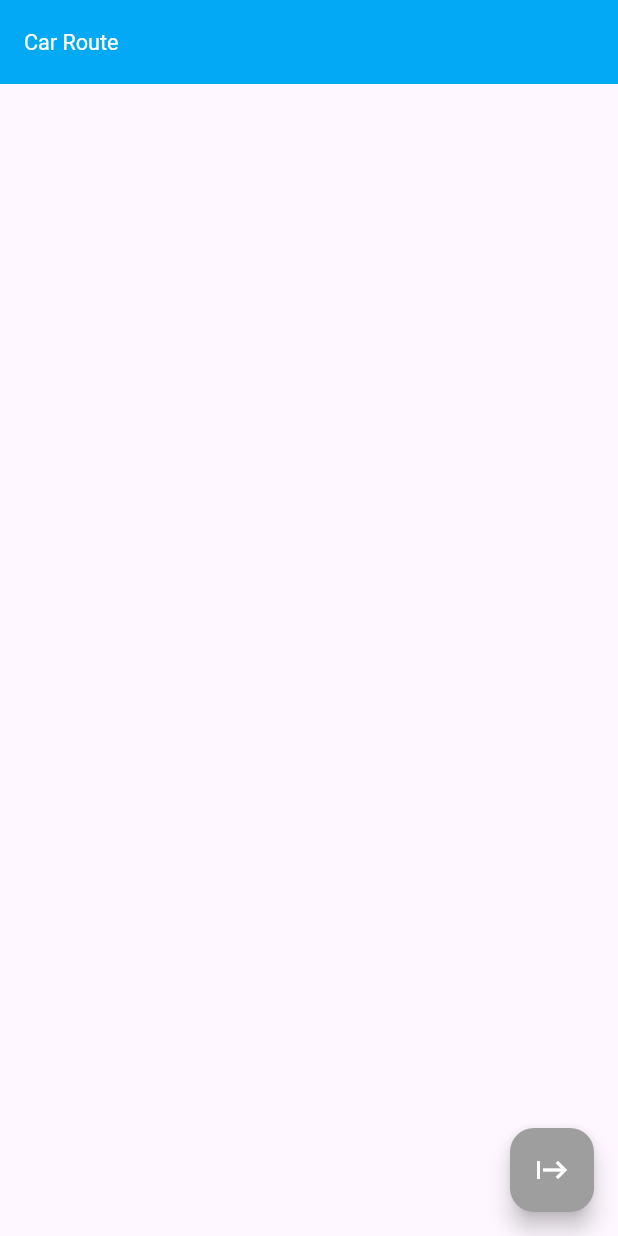
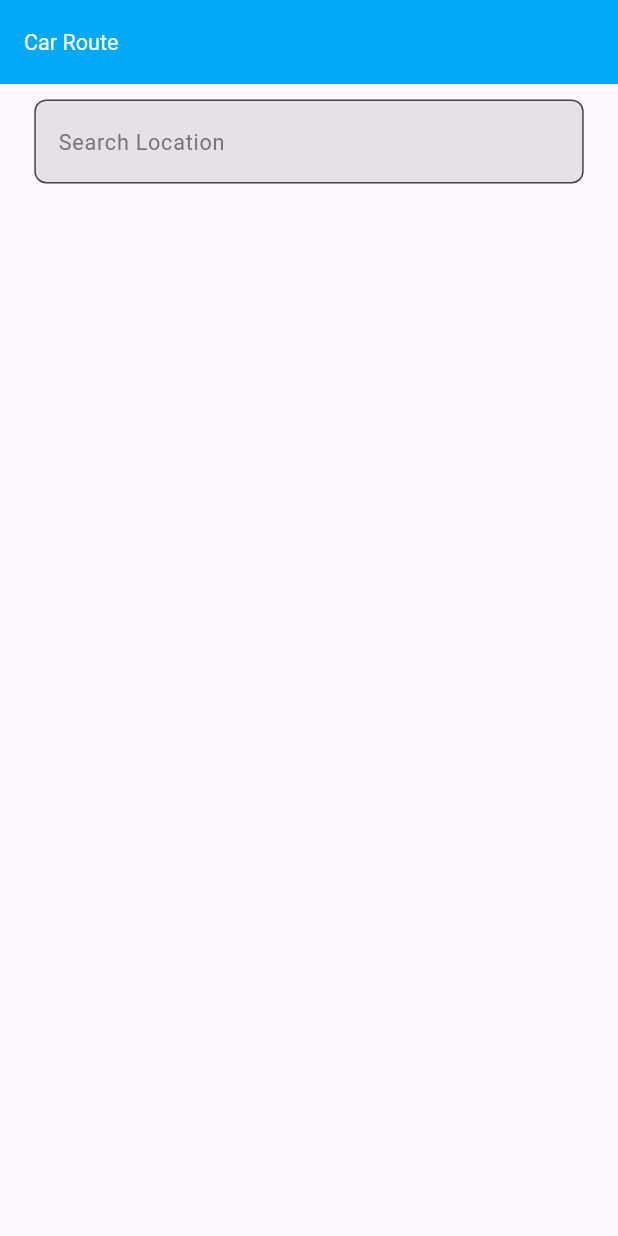
Before and after one commit to RafidKhan/car_route, a Flutter app: the screen it shows after launch, on a phone screen of 412 x 824 dp. Run offline on Flutter 3.47's test engine with Material 3 defaults, Android fonts, the phone set to English and light mode, and no system bars; our stand-ins replace flutter_riverpod, flutter_screenutil, geocoding, location, permission_handler; missing offline and left inert: flutter_osm_plugin.

Commit message:
Feat: add textfield to search a location on map

```diff
--- a/lib/modules/global/widgets/global_text_form_field.dart
+++ b/lib/modules/global/widgets/global_text_form_field.dart
@@ -1,4 +1,3 @@
-import 'package:car_route/main.dart';
 import 'package:flutter/material.dart';
 import 'package:flutter_screenutil/flutter_screenutil.dart';
 
@@ -8,6 +7,7 @@ class GlobalTextFormField extends StatelessWidget {
   final int? maxLines;
   final int? maxLength;
   final Function(String)? onChanged;
+  final VoidCallback? onEditingComplete;
 
   const GlobalTextFormField({
     super.key,
@@ -16,6 +16,7 @@ class GlobalTextFormField extends StatelessWidget {
     this.onChanged,
     this.maxLines,
     this.maxLength,
+    this.onEditingComplete,
   });
 
   @override
@@ -23,6 +24,7 @@ class GlobalTextFormField extends StatelessWidget {
     return TextFormField(
         controller: textEditingController,
         onChanged: onChanged,
+        onEditingComplete: onEditingComplete,
         maxLines: maxLines ?? 1,
         maxLength: maxLength,
         decoration: InputDecoration(
--- a/lib/modules/home_page/controller/state/home_state.dart
+++ b/lib/modules/home_page/controller/state/home_state.dart
@@ -4,26 +4,22 @@ import 'package:flutter_osm_plugin/flutter_osm_plugin.dart';
 class HomeState {
   final GeoPoint? startLocation;
   final GeoPoint? destinationLocation;
-  final bool isButtonEnabled;
   final MapController? mapController;
 
   const HomeState({
     this.startLocation,
     this.destinationLocation,
-    this.isButtonEnabled = false,
     this.mapController,
   });
 
   HomeState copyWith({
     GeoPoint? startLocation,
     GeoPoint? destinationLocation,
-    bool? isButtonEnabled,
     MapController? mapController,
   }) {
     return HomeState(
       startLocation: startLocation ?? this.startLocation,
       destinationLocation: destinationLocation ?? this.destinationLocation,
-      isButtonEnabled: isButtonEnabled ?? this.isButtonEnabled,
       mapController: mapController ?? this.mapController,
     );
   }
@@ -32,7 +28,6 @@ class HomeState {
     return HomeState(
       startLocation: startLocation,
       destinationLocation: null,
-      isButtonEnabled: isButtonEnabled,
       mapController: mapController,
     );
   }
--- a/lib/modules/home_page/view/home_screen.dart
+++ b/lib/modules/home_page/view/home_screen.dart
@@ -1,10 +1,11 @@
-import 'package:car_route/utils/extenstion.dart';
+import 'package:car_route/modules/global/widgets/global_text_form_field.dart';
 import 'package:flutter/material.dart';
-import 'package:flutter_osm_plugin/flutter_osm_plugin.dart';
 import 'package:flutter_riverpod/flutter_riverpod.dart';
+import 'package:flutter_screenutil/flutter_screenutil.dart';
 
 import '../../global/widgets/global_text.dart';
 import '../controller/home_controller.dart';
+import 'components/home_map_view.dart';
 
 class HomeScreen extends ConsumerStatefulWidget {
   const HomeScreen({super.key});
@@ -26,6 +27,7 @@ class _HomeScreenState extends ConsumerState<HomeScreen> {
 
   @override
   Widget build(BuildContext context) {
+    final controller = ref.read(homeController.notifier);
     return Scaffold(
       appBar: AppBar(
         title: const GlobalText(
@@ -34,67 +36,31 @@ class _HomeScreenState extends ConsumerState<HomeScreen> {
         ),
         backgroundColor: Colors.lightBlue,
       ),
-      body: Consumer(builder: (context, ref, child) {
-        final state = ref.watch(homeController);
-        final controller = ref.watch(homeController.notifier);
-        if (state.mapController == null) {
-          return const SizedBox.shrink();
-        }
-        return OSMFlutter(
-          controller: state.mapController!,
-          osmOption: OSMOption(
-            userTrackingOption: const UserTrackingOption(
-              enableTracking: true,
-              unFollowUser: true,
-            ),
-            zoomOption: const ZoomOption(
-              initZoom: 40,
-              minZoomLevel: 3,
-              maxZoomLevel: 19,
-              stepZoom: 1.0,
-            ),
-            userLocationMarker: UserLocationMaker(
-              personMarker: const MarkerIcon(
-                icon: Icon(
-                  Icons.location_history_rounded,
-                  color: Colors.red,
-                  size: 48,
-                ),
+      body: Stack(
+        children: [
+          const HomeMapView(),
+          Consumer(builder: (context, ref, child) {
+            final state = ref.watch(homeController);
+            final controller = ref.read(homeController.notifier);
+            return Padding(
+              padding: EdgeInsets.symmetric(
+                horizontal: 20.w,
+                vertical: 10.h,
               ),
-              directionArrowMarker: const MarkerIcon(
-                icon: Icon(
-                  Icons.double_arrow,
-                  size: 48,
-                ),
+              child: GlobalTextFormField(
+                textEditingController: controller.searchLocation,
+                hintText: 'Search Location',
+                onEditingComplete: () async {
+                  FocusManager.instance.primaryFocus?.unfocus();
+                  if (controller.searchLocation.text.trim().isNotEmpty) {
+                    await controller.getLocationFromAddress();
+                  }
+                },
               ),
-            ),
-            roadConfiguration: const RoadOption(
-              roadColor: Colors.lightBlue,
-            ),
-          ),
-          // onGeoPointClicked: (GeoPoint point) {
-          //   'point:: ${point}'.printLog();
-          //   controller.setMapPoint(point);
-          // },
-        );
-      }),
-      floatingActionButton: Consumer(builder: (context, ref, child) {
-        final state = ref.watch(homeController);
-        final controller = ref.read(homeController.notifier);
-        return FloatingActionButton(
-          backgroundColor:
-              state.isButtonEnabled ? Colors.lightBlue : Colors.grey,
-          onPressed: state.isButtonEnabled
-              ? () {
-                  //controller.getLocationFromAddress();
-                }
-              : null,
-          child: const Icon(
-            Icons.start,
-            color: Colors.white,
-          ),
-        );
-      }),
+            );
+          }),
+        ],
+      ),
     );
   }
 }
```
Also changed, not shown: lib/modules/home_page/controller/home_controller.dart (+49 -33 lines), lib/modules/home_page/view/components/home_map_view.dart (added, +52 -0 lines).
